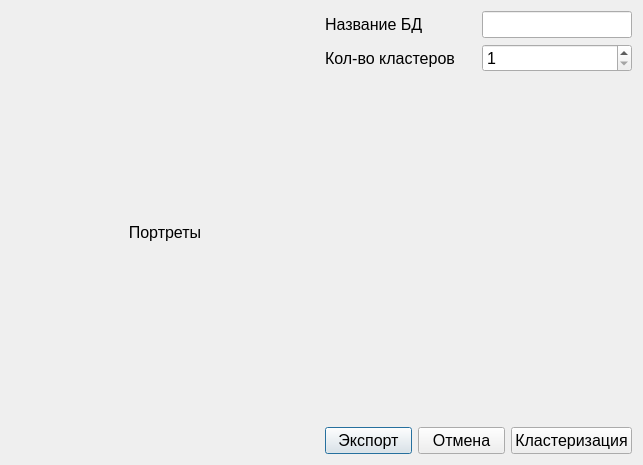
Old version of the form clusterizewindow.ui in the repository layxproud/FileManagerVega.
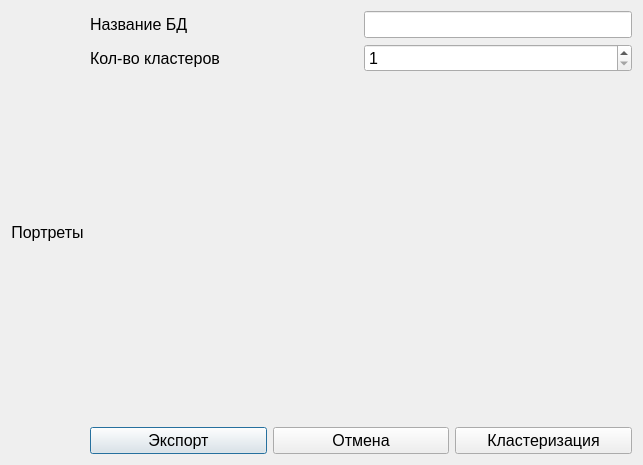
New version of the form.

```diff
--- a/clusterizewindow.ui
+++ b/clusterizewindow.ui
@@ -108,7 +108,7 @@
             <enum>Qt::Horizontal</enum>
            </property>
            <property name="sizeType">
-            <enum>QSizePolicy::Preferred</enum>
+            <enum>QSizePolicy::Expanding</enum>
            </property>
            <property name="sizeHint" stdset="0">
             <size>
@@ -121,15 +121,15 @@
          <item>
           <widget class="QLabel" name="loadingLabel">
            <property name="sizePolicy">
-            <sizepolicy hsizetype="Fixed" vsizetype="Preferred">
+            <sizepolicy hsizetype="Fixed" vsizetype="Fixed">
              <horstretch>0</horstretch>
              <verstretch>0</verstretch>
             </sizepolicy>
            </property>
            <property name="minimumSize">
             <size>
-             <width>30</width>
-             <height>30</height>
+             <width>50</width>
+             <height>50</height>
             </size>
            </property>
            <property name="maximumSize">
@@ -152,7 +152,7 @@
             <enum>Qt::Horizontal</enum>
            </property>
            <property name="sizeType">
-            <enum>QSizePolicy::Preferred</enum>
+            <enum>QSizePolicy::Expanding</enum>
            </property>
            <property name="sizeHint" stdset="0">
             <size>
```
